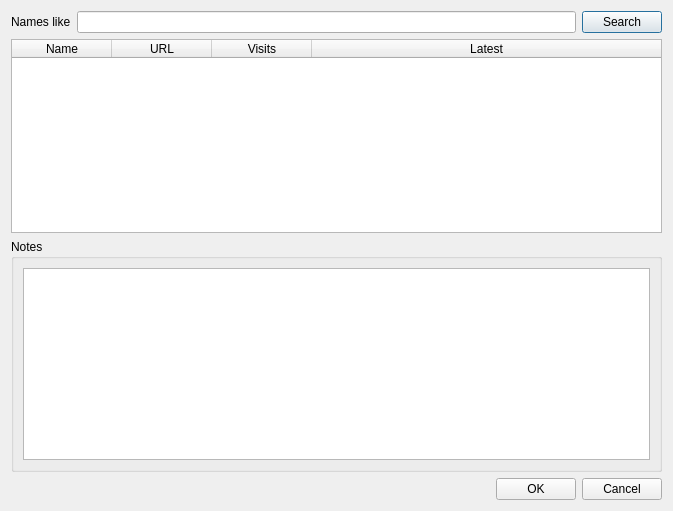
Qt form media.ui (kellyjf/larousse) before a commit.
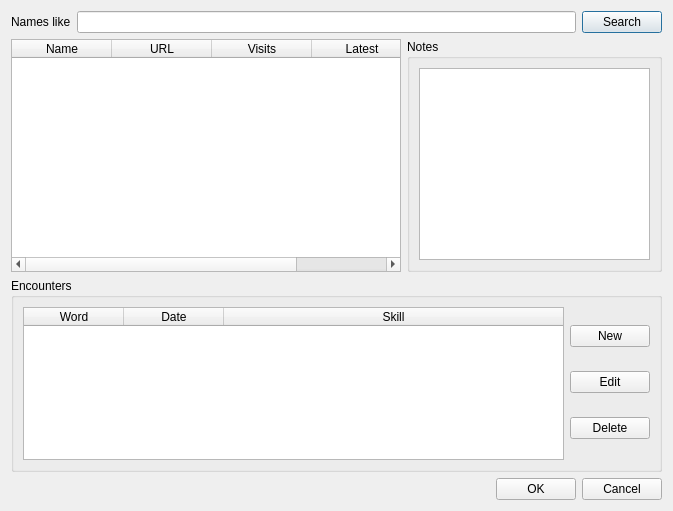
The same form after that commit.

Commit message: Add encounter browsers

What changed in the file:
```diff
--- a/media.ui
+++ b/media.ui
@@ -19,7 +19,7 @@
   <property name="windowTitle">
    <string>Media</string>
   </property>
-  <layout class="QVBoxLayout" name="verticalLayout">
+  <layout class="QVBoxLayout" name="verticalLayout_3">
    <item>
     <layout class="QHBoxLayout" name="horizontalLayout">
      <item>
@@ -45,6 +45,8 @@
     </layout>
    </item>
    <item>
+    <layout class="QHBoxLayout" name="horizontalLayout_2">
+     <item>
     <widget class="QTableWidget" name="wordTable">
      <property name="sizeAdjustPolicy">
       <enum>QAbstractScrollArea::AdjustToContents</enum>
@@ -97,6 +99,79 @@
      <layout class="QVBoxLayout" name="verticalLayout_2">
       <item>
        <widget class="QTextEdit" name="notesText"/>
+        </item>
+       </layout>
+      </widget>
+     </item>
+    </layout>
+   </item>
+   <item>
+    <widget class="QGroupBox" name="groupBox_2">
+     <property name="title">
+      <string>Encounters</string>
+     </property>
+     <layout class="QHBoxLayout" name="horizontalLayout_3">
+      <item>
+       <widget class="QTableWidget" name="encountersTable">
+        <property name="sizeAdjustPolicy">
+         <enum>QAbstractScrollArea::AdjustToContents</enum>
+        </property>
+        <property name="editTriggers">
+         <set>QAbstractItemView::NoEditTriggers</set>
+        </property>
+        <property name="selectionMode">
+         <enum>QAbstractItemView::SingleSelection</enum>
+        </property>
+        <property name="selectionBehavior">
+         <enum>QAbstractItemView::SelectRows</enum>
+        </property>
+        <property name="textElideMode">
+         <enum>Qt::ElideMiddle</enum>
+        </property>
+        <attribute name="horizontalHeaderStretchLastSection">
+         <bool>true</bool>
+        </attribute>
+        <column>
+         <property name="text">
+          <string>Word</string>
+         </property>
+        </column>
+        <column>
+         <property name="text">
+          <string>Date</string>
+         </property>
+        </column>
+        <column>
+         <property name="text">
+          <string>Skill</string>
+         </property>
+        </column>
+       </widget>
+      </item>
+      <item>
+       <layout class="QVBoxLayout" name="verticalLayout">
+        <item>
+         <widget class="QPushButton" name="newButton">
+          <property name="text">
+           <string>New</string>
+          </property>
+         </widget>
+        </item>
+        <item>
+         <widget class="QPushButton" name="editButton">
+          <property name="text">
+           <string>Edit</string>
+          </property>
+         </widget>
+        </item>
+        <item>
+         <widget class="QPushButton" name="deleteButton">
+          <property name="text">
+           <string>Delete</string>
+          </property>
+         </widget>
+        </item>
+       </layout>
       </item>
      </layout>
     </widget>
```
Lines whose indentation alone changed are shown as unchanged. The commit also changes 8 other files.
